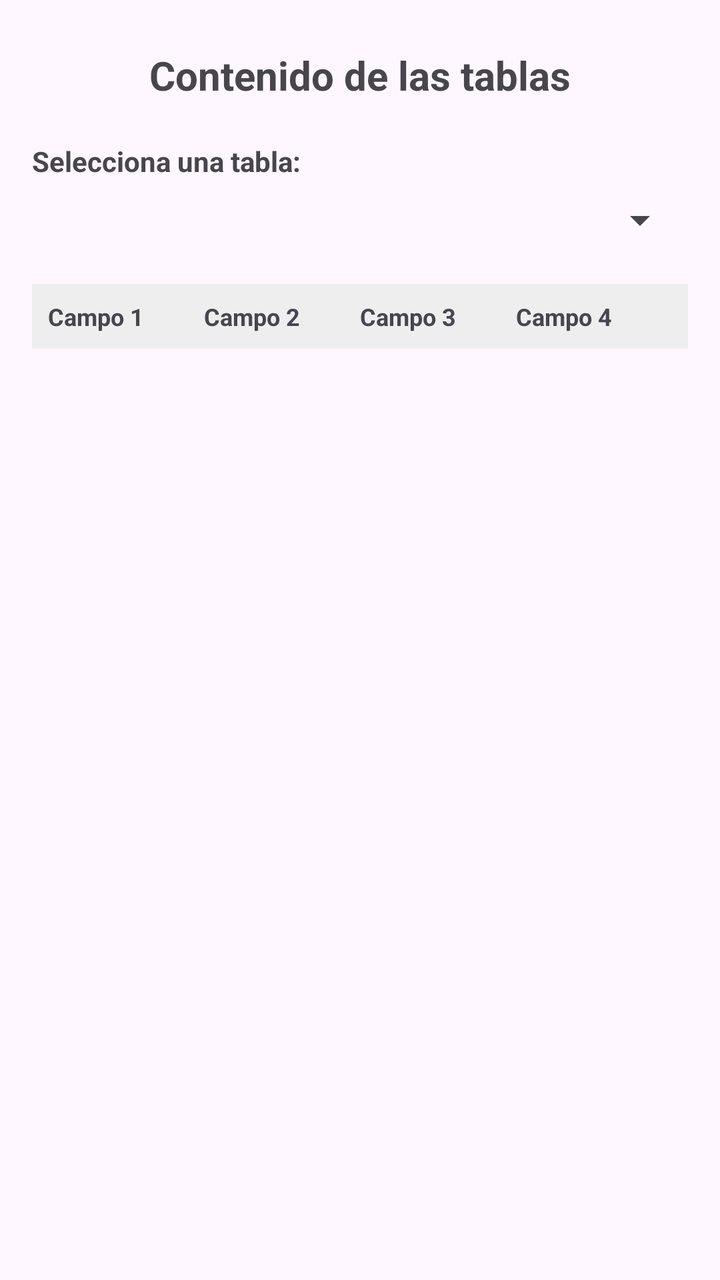
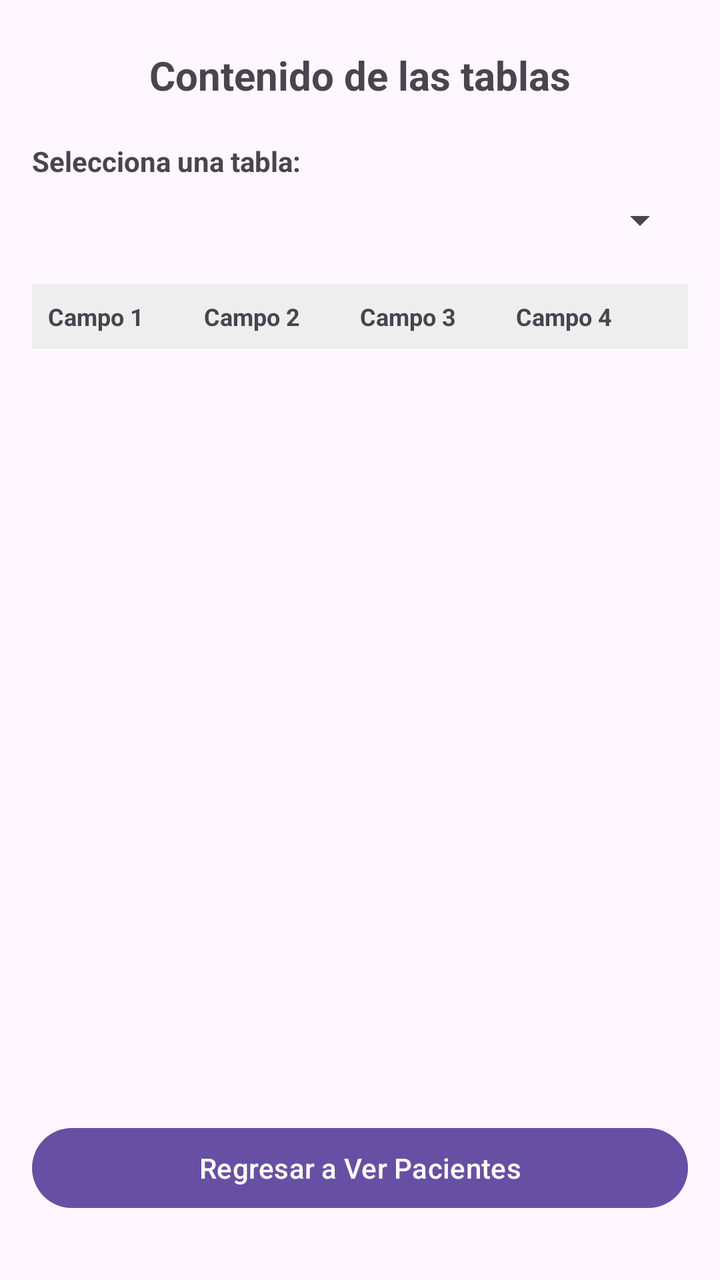

Before-and-after screenshots of an Android layout around one commit, followed by the original layout XML and the change that was made.
<!-- AndroidManifest.xml: application theme Theme.ProyectoTheProyect -->
<!-- res/layout/activity_ver_tablas.xml -->
<?xml version="1.0" encoding="utf-8"?>
<androidx.constraintlayout.widget.ConstraintLayout
    xmlns:android="http://schemas.android.com/apk/res/android"
    xmlns:app="http://schemas.android.com/apk/res-auto"
    xmlns:tools="http://schemas.android.com/tools"
    android:id="@+id/main"
    android:layout_width="match_parent"
    android:layout_height="match_parent"
    android:padding="16dp"
    tools:context=".VerTablasActivity">

    <TextView
        android:id="@+id/tvTituloTablas"
        android:layout_width="wrap_content"
        android:layout_height="wrap_content"
        android:text="Contenido de las tablas"
        android:textSize="20sp"
        android:textStyle="bold"
        app:layout_constraintTop_toTopOf="parent"
        app:layout_constraintStart_toStartOf="parent"
        app:layout_constraintEnd_toEndOf="parent"
        android:layout_marginTop="8dp"/>

    <TextView
        android:id="@+id/lblSeleccionTabla"
        android:layout_width="wrap_content"
        android:layout_height="wrap_content"
        android:text="Selecciona una tabla:"
        android:textStyle="bold"
        app:layout_constraintTop_toBottomOf="@id/tvTituloTablas"
        app:layout_constraintStart_toStartOf="parent"
        android:layout_marginTop="20dp"/>

    <Spinner
        android:id="@+id/spinnerTablas"
        android:layout_width="0dp"
        android:layout_height="wrap_content"
        app:layout_constraintTop_toBottomOf="@id/lblSeleccionTabla"
        app:layout_constraintStart_toStartOf="parent"
        app:layout_constraintEnd_toEndOf="parent"
        android:layout_marginTop="8dp"/>

    <LinearLayout
        android:id="@+id/layoutEncabezados"
        android:layout_width="0dp"
        android:layout_height="wrap_content"
        android:orientation="horizontal"
        android:background="#EEEEEE"
        android:padding="8dp"
        app:layout_constraintTop_toBottomOf="@id/spinnerTablas"
        app:layout_constraintStart_toStartOf="parent"
        app:layout_constraintEnd_toEndOf="parent"
        android:layout_marginTop="20dp">

        <TextView
            android:id="@+id/tvColHead1"
            android:layout_width="0dp"
            android:layout_height="wrap_content"
            android:layout_weight="1"
            android:text="Campo 1"
            android:textStyle="bold"
            android:textSize="12sp"/>

        <TextView
            android:id="@+id/tvColHead2"
            android:layout_width="0dp"
            android:layout_height="wrap_content"
            android:layout_weight="1"
            android:text="Campo 2"
            android:textStyle="bold"
            android:textSize="12sp"/>

        <TextView
            android:id="@+id/tvColHead3"
            android:layout_width="0dp"
            android:layout_height="wrap_content"
            android:layout_weight="1"
            android:text="Campo 3"
            android:textStyle="bold"
            android:textSize="12sp"/>

        <TextView
            android:id="@+id/tvColHead4"
            android:layout_width="0dp"
            android:layout_height="wrap_content"
            android:layout_weight="1"
            android:text="Campo 4"
            android:textStyle="bold"
            android:textSize="12sp"/>

    </LinearLayout>

    <TextView
        android:id="@+id/tvTablaVacia"
        android:layout_width="wrap_content"
        android:layout_height="wrap_content"
        android:text="Esta tabla no tiene registros"
        android:textColor="#888888"
        android:visibility="gone"
        app:layout_constraintTop_toBottomOf="@id/layoutEncabezados"
        app:layout_constraintStart_toStartOf="parent"
        app:layout_constraintEnd_toEndOf="parent"
        android:layout_marginTop="24dp"/>

    <androidx.recyclerview.widget.RecyclerView
        android:id="@+id/rvContenidoTabla"
        android:layout_width="0dp"
        android:layout_height="0dp"
        app:layout_constraintTop_toBottomOf="@id/layoutEncabezados"
        app:layout_constraintStart_toStartOf="parent"
        app:layout_constraintEnd_toEndOf="parent"
        app:layout_constraintBottom_toBottomOf="parent"
        android:layout_marginTop="4dp"
        tools:listitem="@layout/item_fila_tabla" />

</androidx.constraintlayout.widget.ConstraintLayout>
<!-- res/layout/item_fila_tabla.xml (included above) -->
<?xml version="1.0" encoding="utf-8"?>
<LinearLayout
    xmlns:android="http://schemas.android.com/apk/res/android"
    android:id="@+id/llFila"
    android:layout_width="match_parent"
    android:layout_height="wrap_content"
    android:orientation="horizontal"
    android:padding="10dp"
    android:background="?android:attr/selectableItemBackground">

    <TextView
        android:id="@+id/tvCol1"
        android:layout_width="0dp"
        android:layout_height="wrap_content"
        android:layout_weight="1"
        android:text="--"
        android:textSize="13sp"/>

    <TextView
        android:id="@+id/tvCol2"
        android:layout_width="0dp"
        android:layout_height="wrap_content"
        android:layout_weight="1"
        android:text="--"
        android:textSize="13sp"/>

    <TextView
        android:id="@+id/tvCol3"
        android:layout_width="0dp"
        android:layout_height="wrap_content"
        android:layout_weight="1"
        android:text="--"
        android:textSize="13sp"/>

    <TextView
        android:id="@+id/tvCol4"
        android:layout_width="0dp"
        android:layout_height="wrap_content"
        android:layout_weight="1"
        android:text="--"
        android:textSize="13sp"/>

</LinearLayout>
<!-- resources referenced by this layout -->
<resources>
  <style name="Theme.ProyectoTheProyect" parent="Base.Theme.ProyectoTheProyect" />
  <style name="Base.Theme.ProyectoTheProyect" parent="Theme.Material3.DayNight.NoActionBar">
          
          
      </style>
</resources>

<!-- the commit's change to res/layout/activity_ver_tablas.xml (unified diff, before → after) -->
@@ -109,9 +109,21 @@
         app:layout_constraintTop_toBottomOf="@id/layoutEncabezados"
         app:layout_constraintStart_toStartOf="parent"
         app:layout_constraintEnd_toEndOf="parent"
+        app:layout_constraintBottom_toTopOf="@id/btnVolverVerPacientes"
+        android:layout_marginTop="4dp"
+        android:layout_marginBottom="16dp"
+        tools:listitem="@layout/item_fila_tabla" />
+
+    
+    <Button
+        android:id="@+id/btnVolverVerPacientes"
+        android:layout_width="0dp"
+        android:layout_height="wrap_content"
+        android:text="Regresar a Ver Pacientes"
         app:layout_constraintBottom_toBottomOf="parent"
-        android:layout_marginTop="4dp"
-        tools:listitem="@layout/item_fila_tabla" />
+        app:layout_constraintStart_toStartOf="parent"
+        app:layout_constraintEnd_toEndOf="parent"
+        android:layout_marginBottom="16dp"/>
 
 </androidx.constraintlayout.widget.ConstraintLayout>
 <!-- res/layout/item_fila_tabla.xml (included above) -->
